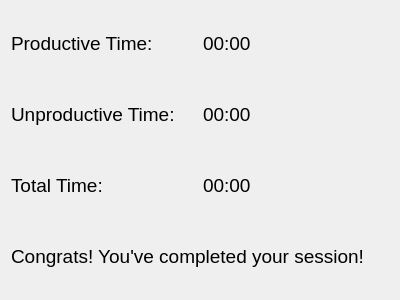
Before: the Qt Designer form Tasker/livesession.ui in thebigG/Tasker, drawn with Qt 5.
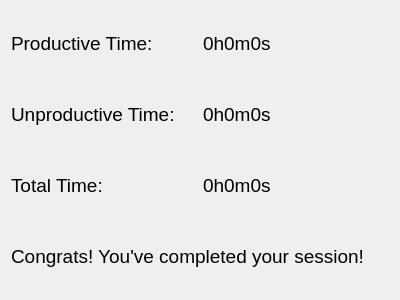
After: the same form once the commit is applied.

Commit message: TimeWindows' frequency gets serialized now. -TODO:Fix UI/presentation quirks of livesession Widget. -TODO:Allow user to edit Commitments -TODO:Protect the current commitment from being changed while a live session is ocurring

Patch:
```diff
--- a/Tasker/livesession.ui
+++ b/Tasker/livesession.ui
@@ -34,7 +34,7 @@
       </font>
      </property>
      <property name="text">
-      <string>00:00</string>
+      <string>0h0m0s</string>
      </property>
     </widget>
    </item>
@@ -58,7 +58,7 @@
       </font>
      </property>
      <property name="text">
-      <string>00:00</string>
+      <string>0h0m0s</string>
      </property>
     </widget>
    </item>
@@ -82,7 +82,7 @@
       </font>
      </property>
      <property name="text">
-      <string>00:00</string>
+      <string>0h0m0s</string>
      </property>
     </widget>
    </item>
```
The commit also changes 8 other files.
